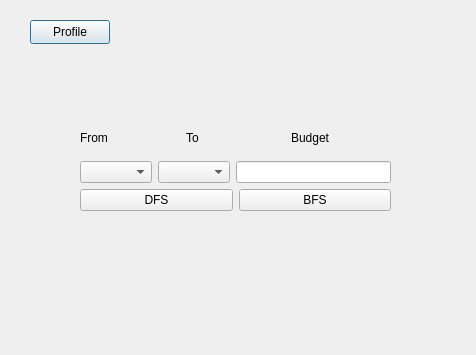
Qt form Guide_me/homepage.ui (MARIO00410/Guide-Me) before a commit.
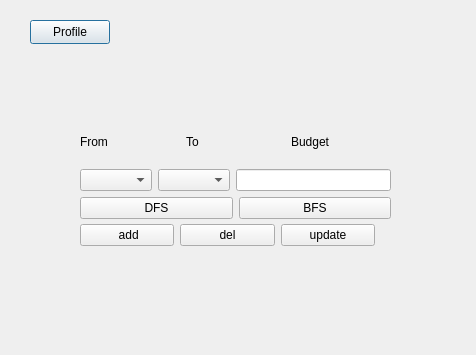
The same form after that commit.

What changed in the file:
```diff
--- a/Guide_me/homepage.ui
+++ b/Guide_me/homepage.ui
@@ -32,7 +32,7 @@
      <x>80</x>
      <y>120</y>
      <width>311</width>
-     <height>91</height>
+     <height>99</height>
     </rect>
    </property>
    <layout class="QVBoxLayout" name="verticalLayout_2">
@@ -98,6 +98,39 @@
     </item>
    </layout>
   </widget>
+  <widget class="QWidget" name="layoutWidget">
+   <property name="geometry">
+    <rect>
+     <x>80</x>
+     <y>220</y>
+     <width>295</width>
+     <height>31</height>
+    </rect>
+   </property>
+   <layout class="QHBoxLayout" name="horizontalLayout_4">
+    <item>
+     <widget class="QPushButton" name="pushButton_2">
+      <property name="text">
+       <string> add</string>
+      </property>
+     </widget>
+    </item>
+    <item>
+     <widget class="QPushButton" name="pushButton_3">
+      <property name="text">
+       <string>del</string>
+      </property>
+     </widget>
+    </item>
+    <item>
+     <widget class="QPushButton" name="pushButton_4">
+      <property name="text">
+       <string>update</string>
+      </property>
+     </widget>
+    </item>
+   </layout>
+  </widget>
  </widget>
  <resources/>
  <connections/>
```
